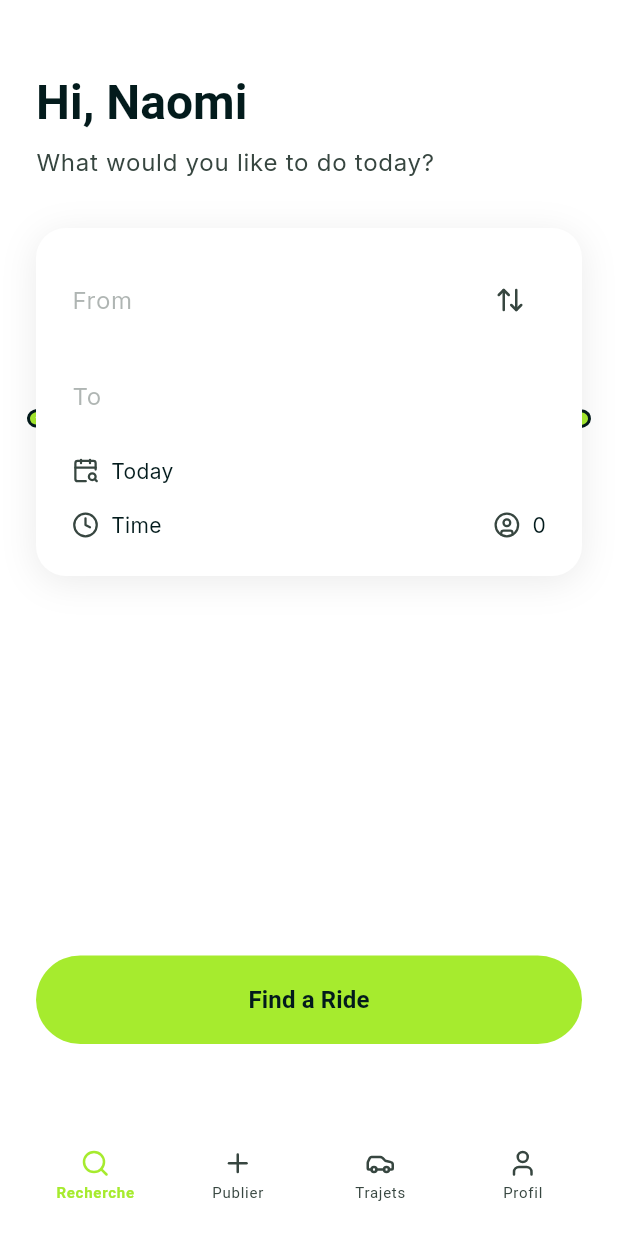
After one commit to innocentk33/allonsvite-front, a Flutter app: the HomePage screen opened by its route, item 2 of the bottom bar chosen, after a tap on "Recherche", on a phone screen of 412 x 824 dp. The commit adds this screen. Run offline on Flutter 3.47's test engine with Material 3 defaults, Android fonts, the phone set to English and light mode, and no system bars; our stand-ins replace gap, google_fonts, lucide_icons; Roboto replaces fonts that are missing (Jokker).

Commit message:
feat: Add home page with bottom navigation and search functionality

```diff
--- a/lib/core/config/app_router.dart
+++ b/lib/core/config/app_router.dart
@@ -3,6 +3,7 @@ import 'package:flutter/material.dart';
 import 'package:allonsvite/features/auth/presentation/pages/phone_login_page.dart';
 
 import '../../features/auth/presentation/pages/otp_verification_page.dart';
+import '../../features/navigation/home_page.dart';
 
 class AppRouter {
   static const String phoneLogin = '/phone-login';
@@ -10,6 +11,7 @@ class AppRouter {
   static const String profile = '/profile';
   static const String home = '/home';
   static const String searchTrip = '/search-trip';
+
 
   static Route<dynamic> generateRoute(RouteSettings settings) {
     switch (settings.name) {
@@ -29,6 +31,12 @@ class AppRouter {
           builder: (_) => const CreateProfilPage(),
           settings: settings,
         );
+        case home:
+        return MaterialPageRoute(
+          builder: (_) => const HomePage(),
+          settings: settings,
+        );
+
       default:
         return MaterialPageRoute(
           builder: (_) => const PhoneLoginPage(),
--- a/lib/features/auth/presentation/pages/create_profil_page.dart
+++ b/lib/features/auth/presentation/pages/create_profil_page.dart
@@ -97,7 +97,7 @@ class _CreateProfilPageState extends State<CreateProfilPage> {
       // Navigation vers la page de recherche de trajet
       Future.delayed(const Duration(milliseconds: 500), () {
         if (mounted) {
-          Navigator.of(context).pushReplacementNamed(AppRouter.searchTrip);
+          Navigator.of(context).pushReplacementNamed(AppRouter.home);
         }
       });
     });
--- /dev/null
+++ b/lib/features/navigation/home_page.dart
@@ -0,0 +1,220 @@
+import 'package:allonsvite/features/trips/search_trip.dart';
+import 'package:flutter/material.dart';
+import 'package:lucide_icons/lucide_icons.dart' as lucide;
+import 'package:allonsvite/core/extension/build_context_ext.dart';
+
+class HomePage extends StatefulWidget {
+  const HomePage({super.key});
+
+  @override
+  State<HomePage> createState() => _HomePageState();
+}
+
+class _HomePageState extends State<HomePage> {
+  int _selectedIndex = 0;
+
+  @override
+  Widget build(BuildContext context) {
+    return Scaffold(
+      body: IndexedStack(
+        index: _selectedIndex,
+        children: const [
+          SearchTrip(),
+          _PublishTripPage(),
+          _TripsPage(),
+          _ProfilePage(),
+        ],
+      ),
+      bottomNavigationBar: _buildBottomAppBar(context),
+    );
+  }
+
+  /// Construit la BottomAppBar
+  Widget _buildBottomAppBar(BuildContext context) {
+    final colorScheme = context.colorScheme;
+    final activeColor = colorScheme.primary;
+    final inactiveColor = colorScheme.onSurfaceVariant;
+
+    return BottomAppBar(
+      elevation: 8,
+      child: SizedBox(
+        height: 70,
+        child: Row(
+          mainAxisAlignment: MainAxisAlignment.spaceAround,
+          children: [
+            // Recherche - Home
+            _NavBarItem(
+              icon: lucide.LucideIcons.search,
+              label: 'Recherche',
+              isActive: _selectedIndex == 0,
+              activeColor: activeColor,
+              inactiveColor: inactiveColor,
+              onTap: () => setState(() => _selectedIndex = 0),
+            ),
+            // Publier
+            _NavBarItem(
+              icon: lucide.LucideIcons.plus,
+              label: 'Publier',
+              isActive: _selectedIndex == 1,
+              activeColor: activeColor,
+              inactiveColor: inactiveColor,
+              onTap: () => setState(() => _selectedIndex = 1),
+            ),
+            // Trajets - Voiture
+            _NavBarItem(
+              icon: lucide.LucideIcons.car,
+              label: 'Trajets',
+              isActive: _selectedIndex == 2,
+              activeColor: activeColor,
+              inactiveColor: inactiveColor,
+              onTap: () => setState(() => _selectedIndex = 2),
+            ),
+            // Profil
+            _NavBarItem(
+              icon: lucide.LucideIcons.user,
+              label: 'Profil',
+              isActive: _selectedIndex == 3,
+              activeColor: activeColor,
+              inactiveColor: inactiveColor,
+              onTap: () => setState(() => _selectedIndex = 3),
+            ),
+          ],
+        ),
+      ),
+    );
+  }
+}
+
+/// Widget stateless pour chaque élément de la BottomAppBar
+class _NavBarItem extends StatelessWidget {
+  final IconData icon;
+  final String label;
+  final bool isActive;
+  final Color activeColor;
+  final Color inactiveColor;
+  final VoidCallback onTap;
+
+  const _NavBarItem({
+    required this.icon,
+    required this.label,
+    required this.isActive,
+    required this.activeColor,
+    required this.inactiveColor,
+    required this.onTap,
+  });
+
+  @override
+  Widget build(BuildContext context) {
+    return Expanded(
+      child: InkWell(
+        onTap: onTap,
+        borderRadius: BorderRadius.circular(12),
+        child: Column(
+          mainAxisAlignment: MainAxisAlignment.center,
+          children: [
+            Icon(icon, size: 20, color: isActive ? activeColor : inactiveColor),
+            const SizedBox(height: 2),
+            Text(
+              label,
+              style: context.textTheme.labelSmall?.copyWith(
+                color: isActive ? activeColor : inactiveColor,
+                fontWeight: isActive ? FontWeight.w600 : FontWeight.normal,
+                fontSize: 10,
+              ),
+            ),
+          ],
+        ),
+      ),
+    );
+  }
+}
+
+/// Page placeholder - Publier un trajet
+class _PublishTripPage extends StatelessWidget {
+  const _PublishTripPage();
+
+  @override
+  Widget build(BuildContext context) {
+    return Center(
+      child: Column(
+        mainAxisAlignment: MainAxisAlignment.center,
+        children: [
+          Icon(
+            lucide.LucideIcons.plus,
+            size: 64,
+            color: context.colorScheme.primary,
+          ),
+          const SizedBox(height: 16),
+          Text('Publier un trajet', style: context.textTheme.headlineSmall),
+          const SizedBox(height: 8),
+          Text(
+            'Partagez votre trajet',
+            style: context.textTheme.bodyMedium?.copyWith(
+              color: context.colorScheme.onSurfaceVariant,
+            ),
+          ),
+        ],
+      ),
+    );
+  }
+}
+
+/// Page placeholder - Trajets
+class _TripsPage extends StatelessWidget {
+  const _TripsPage();
+
+  @override
+  Widget build(BuildContext context) {
+    return Center(
+      child: Column(
+        mainAxisAlignment: MainAxisAlignment.center,
+        children: [
+          Icon(
+            lucide.LucideIcons.car,
+            size: 64,
+            color: context.colorScheme.primary,
+          ),
+          const SizedBox(height: 16),
+          Text('Mes trajets', style: context.textTheme.headlineSmall),
+          const SizedBox(height: 8),
+          Text(
+            'Vos trajets en cours',
+            style: context.textTheme.bodyMedium?.copyWith(
+              color: context.colorScheme.onSurfaceVariant,
+            ),
+          ),
+        ],
+      ),
+    );
+  }
+}
+
+/// Page placeholder - Profil
+class _ProfilePage extends StatelessWidget {
+  const _ProfilePage();
+
+  @override
+  Widget build(BuildContext context) {
+    return Center(
+      child: Column(
+        mainAxisAlignment: MainAxisAlignment.center,
+        children: [
+          Icon(
+            lucide.LucideIcons.user,
+            size: 64,
+            color: context.colorScheme.primary,
+          ),
+          const SizedBox(height: 16),
+          Text('Mon profil', style: context.textTheme.headlineSmall),
+          const SizedBox(height: 8),
+          Text(
+            'Gérez votre profil',
+            style: context.textTheme.bodyMedium?.copyWith(
+              color: context.colorScheme.onSurfaceVariant,
+            ),
+          ),
+        ],
+      ),
+    );
+  }
+}
--- /dev/null
+++ b/lib/features/trips/search_trip.dart
@@ -0,0 +1,343 @@
+import 'package:flutter/material.dart';
+import 'package:lucide_icons/lucide_icons.dart' as lucide;
+import '../../core/extension/build_context_ext.dart';
+import '../../core/themes/app_spacing.dart';
+
+class SearchTrip extends StatefulWidget {
+  const SearchTrip({super.key});
+
+  @override
+  State<SearchTrip> createState() => _SearchTripState();
+}
+
+class _SearchTripState extends State<SearchTrip> {
+  late TextEditingController _fromController;
+  late TextEditingController _toController;
+  int _numberOfPeople = 0;
+
+  @override
+  void initState() {
+    super.initState();
+    _fromController = TextEditingController();
+    _toController = TextEditingController();
+  }
+
+  @override
+  void dispose() {
+    _fromController.dispose();
+    _toController.dispose();
+    super.dispose();
+  }
+
+  void _swapLocations() {
+    final temp = _fromController.text;
+    _fromController.text = _toController.text;
+    _toController.text = temp;
+  }
+
+  void _findRide() {
+    // Action pour trouver un trajet
+    ScaffoldMessenger.of(context).showSnackBar(
+      const SnackBar(content: Text('Recherche de trajet...')),
+    );
+  }
+
+  @override
+  Widget build(BuildContext context) {
+    return Scaffold(
+      backgroundColor: Colors.white,
+      body: SafeArea(
+        child: Column(
+          children: [
+            Expanded(
+              child: SingleChildScrollView(
+                padding: AppSpacings.pL,
+                child: Column(
+                  crossAxisAlignment: CrossAxisAlignment.start,
+                  children: [
+                    AppSpacings.gapL,
+                    // Titre avec nom de l'utilisateur
+                    Text(
+                      'Hi, Naomi',
+                      style: context.textTheme.headlineLarge?.copyWith(
+                        fontWeight: FontWeight.bold,
+                      ),
+                    ),
+                    AppSpacings.gapS,
+                    Text(
+                      'What would you like to do today?',
+                      style: context.textTheme.bodyLarge?.copyWith(
+                        color: context.colorScheme.onSurfaceVariant,
+                      ),
+                    ),
+                    AppSpacings.gapXL,
+                    // Carte de recherche avec illustration en arrière-plan
+                    Stack(
+                      children: [
+                        // Illustration de route décorative
+                        Positioned(
+                          bottom: 0,
+                          left: 0,
+                          right: 0,
+                          child: CustomPaint(
+                            size: const Size(double.infinity, 150),
+                            painter: _RoadPainter(),
+                          ),
+                        ),
+                        // Carte de recherche
+                        Container(
+                          decoration: BoxDecoration(
+                            color: Colors.white,
+                            borderRadius: BorderRadius.circular(20),
+                            boxShadow: [
+                              BoxShadow(
+                                color: Colors.black.withValues(alpha: 0.08),
+                                blurRadius: 20,
+                                offset: const Offset(0, 4),
+                              ),
+                            ],
+                          ),
+                          padding: AppSpacings.pL,
+                          child: Column(
+                            children: [
+                              // Champ From avec icône swap
+                              Row(
+                                children: [
+                                  Expanded(
+                                    child: _SearchTextField(
+                                      controller: _fromController,
+                                      placeholder: 'From',
+                                    ),
+                                  ),
+                                  AppSpacings.gapS,
+                                  IconButton(
+                                    onPressed: _swapLocations,
+                                    icon: Icon(
+                                      lucide.LucideIcons.arrowUpDown,
+                                      color: context.colorScheme.onSurfaceVariant,
+                                      size: 20,
+                                    ),
+                                  ),
+                                ],
+                              ),
+                              AppSpacings.gapM,
+                              // Champ To
+                              _SearchTextField(
+                                controller: _toController,
+                                placeholder: 'To',
+                              ),
+                              AppSpacings.gapM,
+                              // Date
+                              _InfoRow(
+                                icon: lucide.LucideIcons.calendarSearch,
+                                label: 'Today',
+                              ),
+                              AppSpacings.gapM,
+                              // Heure et nombre de personnes
+                              Row(
+                                children: [
+                                  Expanded(
+                                    child: _InfoRow(
+                                      icon: lucide.LucideIcons.clock,
+                                      label: 'Time',
+                                    ),
+                                  ),
+                                  AppSpacings.gapL,
+                                  Row(
+                                    children: [
+                                      Icon(
+                                        lucide.LucideIcons.userCircle,
+                                        size: 18,
+                                        color: context.colorScheme.onSurfaceVariant,
+                                      ),
+                                      AppSpacings.gapS,
+                                      Text(
+                                        '$_numberOfPeople',
+                                        style: context.textTheme.bodyMedium,
+                                      ),
+                                    ],
+                                  ),
+                                ],
+                              ),
+                            ],
+                          ),
+                        ),
+                      ],
+                    ),
+                  ],
+                ),
+              ),
+            ),
+            // Bouton Find a Ride en bas
+            Padding(
+              padding: AppSpacings.pL,
+              child: SizedBox(
+                width: double.infinity,
+                child: ElevatedButton(
+                  onPressed: _findRide,
+                  style: ElevatedButton.styleFrom(
+                    backgroundColor: context.colorScheme.primary,
+                    foregroundColor: context.colorScheme.onPrimary,
+                    padding: const EdgeInsets.symmetric(vertical: 18),
+                    shape: RoundedRectangleBorder(
+                      borderRadius: BorderRadius.circular(30),
+                    ),
+                    elevation: 0,
+                  ),
+                  child: Text(
+                    'Find a Ride',
+                    style: context.textTheme.labelLarge?.copyWith(
+                      fontSize: 16,
+                    ),
+                  ),
+                ),
+              ),
+            ),
+            AppSpacings.gapL,
+          ],
+        ),
+      ),
+    );
+  }
+}
+
+/// Widget pour les champs de texte de recherche
+class _SearchTextField extends StatelessWidget {
+  final TextEditingController controller;
+  final String placeholder;
+
+  const _SearchTextField({
+    required this.controller,
+    required this.placeholder,
+  });
+
+  @override
+  Widget build(BuildContext context) {
+    return TextField(
+      controller: controller,
+      decoration: InputDecoration(
+        hintText: placeholder,
+        hintStyle: context.textTheme.bodyLarge?.copyWith(
+          color: context.colorScheme.onSurfaceVariant.withValues(alpha: 0.4),
+        ),
+        border: InputBorder.none,
+        enabledBorder: InputBorder.none,
+        focusedBorder: InputBorder.none,
+        contentPadding: EdgeInsets.zero,
+      ),
+      style: context.textTheme.bodyLarge,
+    );
+  }
+}
+
+/// Widget pour les lignes d'information (date, heure)
+class _InfoRow extends StatelessWidget {
+  final IconData icon;
+  final String label;
+
+  const _InfoRow({
+    required this.icon,
+    required this.label,
+  });
+
+  @override
+  Widget build(BuildContext context) {
+    return Row(
+      children: [
+        Icon(
+          icon,
+          size: 18,
+          color: context.colorScheme.onSurfaceVariant,
+        ),
+        AppSpacings.gapS,
+        Text(
+          label,
+          style: context.textTheme.bodyMedium,
+        ),
+      ],
+    );
+  }
+}
+
+/// Painter pour dessiner l'illustration de route décorative
+class _RoadPainter extends CustomPainter {
+  @override
+  void paint(Canvas canvas, Size size) {
+    final paint = Paint()
+      ..color = const Color(0xFFA6EB2E) // Vert lime
+      ..strokeWidth = 8
+      ..style = PaintingStyle.stroke
+      ..strokeCap = StrokeCap.round;
+
+    final borderPaint = Paint()
+      ..color = const Color(0xFF031B1C) // Bordure foncée
+      ..strokeWidth = 12
+      ..style = PaintingStyle.stroke
+      ..strokeCap = StrokeCap.round;
+
+    final path = Path();
+
+    // Créer une route ondulée
+    path.moveTo(0, size.height * 0.3);
+
+    // Première courbe
+    path.quadraticBezierTo(
+      size.width * 0.25,
+      size.height * 0.1,
+      size.width * 0.5,
+      size.height * 0.3,
+    );
+
+    // Deuxième courbe
+    path.quadraticBezierTo(
+      size.width * 0.75,
+      size.height * 0.5,
+      size.width,
+      size.height * 0.3,
+    );
+
+    // Dessiner la bordure foncée d'abord
+    canvas.drawPath(path, borderPaint);
+
+    // Puis la ligne verte par-dessus
+    canvas.drawPath(path, paint);
+
+    // Ajouter les pointillés de la route
+    final dashedPaint = Paint()
+      ..color = Colors.white
+      ..strokeWidth = 2
+      ..style = PaintingStyle.stroke;
+
+    final dashPath = Path();
+    dashPath.moveTo(0, size.height * 0.3);
+    dashPath.quadraticBezierTo(
+      size.width * 0.25,
+      size.height * 0.1,
+      size.width * 0.5,
+      size.height * 0.3,
+    );
+    dashPath.quadraticBezierTo(
+      size.width * 0.75,
+      size.height * 0.5,
+      size.width,
+      size.height * 0.3,
+    );
+
+    _drawDashedPath(canvas, dashPath, dashedPaint);
+  }
+
+  void _drawDashedPath(Canvas canvas, Path path, Paint paint) {
+    final pathMetrics = path.computeMetrics();
+    for (final metric in pathMetrics) {
+      double distance = 0;
+      while (distance < metric.length) {
+        final segment = metric.extractPath(distance, distance + 10);
+        canvas.drawPath(segment, paint);
+        distance += 20;
+      }
+    }
+  }
+
+  @override
+  bool shouldRepaint(covariant CustomPainter oldDelegate) => false;
+}
```
